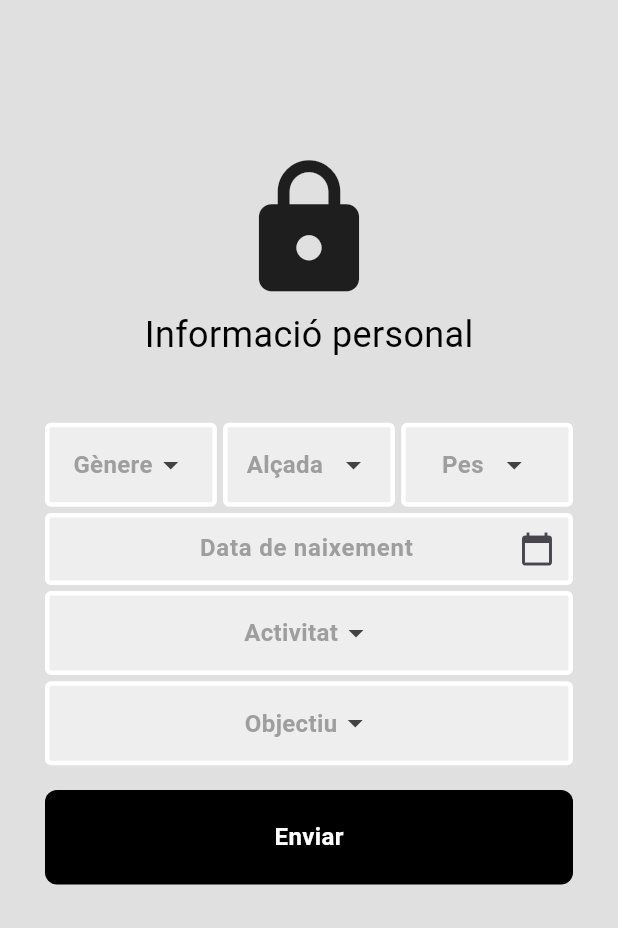
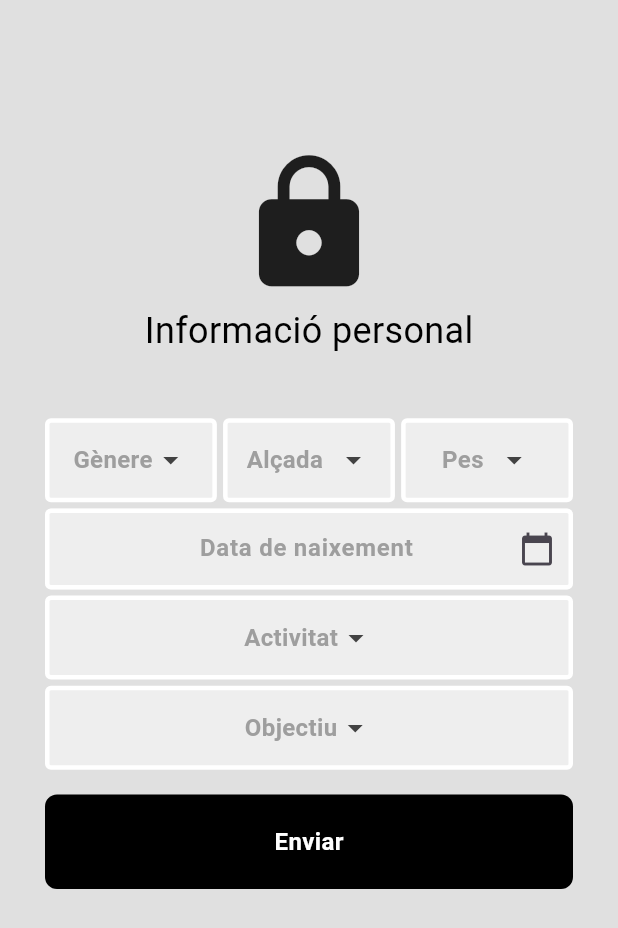
Before and after one commit to Eat-Lift/eat-lift-frontend, a Flutter app: the PersonalInfoPage screen opened directly, on a phone screen of 412 x 824 dp. Shown: the top 928 px of the screen. Run offline on Flutter 3.47's test engine with Material 3 defaults, Android fonts, the phone set to English and light mode, and no system bars; our stand-ins replace flutter_secure_storage, font_awesome_flutter, image_picker; accounts and stored records are empty.

Commit message:
Tasca 9: Arreglada excepció del widget personal_info

```diff
--- a/eatnlift/lib/main.dart
+++ b/eatnlift/lib/main.dart
@@ -1,4 +1,4 @@
-import 'package:eatnlift/pages/home.dart';
+import 'package:eatnlift/pages/user/home.dart';
 import 'package:flutter/material.dart';
 
 void main() {
--- a/eatnlift/lib/pages/home.dart
+++ b/eatnlift/lib/pages/user/home.dart
@@ -1,5 +1,5 @@
 import 'package:flutter/material.dart';
-import 'login.dart';
+import './login.dart';
 
 class HomePage extends StatelessWidget {
   const HomePage({super.key});
--- a/eatnlift/lib/pages/personal_info.dart
+++ b/eatnlift/lib/pages/user/personal_info.dart
@@ -1,13 +1,13 @@
 import 'package:flutter/material.dart';
 import 'package:intl/intl.dart';
 
-import '../custom_widgets/custom_button.dart';
-import '../custom_widgets/relative_sizedbox.dart';
-import '../custom_widgets/messages_box.dart';
-import '../custom_widgets/custom_dropdown.dart';
-import '../custom_widgets/custom_number_picker.dart';
+import '../../custom_widgets/custom_button.dart';
+import '../../custom_widgets/relative_sizedbox.dart';
+import '../../custom_widgets/messages_box.dart';
+import '../../custom_widgets/custom_dropdown.dart';
+import '../../custom_widgets/custom_number_picker.dart';
 
-import '../pages/nutritional_requirements.dart';
+import 'nutritional_requirements.dart';
 
 class PersonalInfoPage extends StatefulWidget {
   const PersonalInfoPage({super.key});
@@ -235,7 +235,6 @@
 
               Padding(
                 padding: const EdgeInsets.symmetric(horizontal: 30),
-                child: Expanded(
                 child: TextField(
                   textAlign: TextAlign.center,
                   style: TextStyle(fontWeight: FontWeight.bold),
@@ -258,13 +257,13 @@
                     filled: true,
                     hintText: "Data de naixement",
                     hintStyle: TextStyle(color: Colors.grey[500]),
-                      contentPadding: const EdgeInsets.symmetric(horizontal: 45),
+                    contentPadding: const EdgeInsets.symmetric(horizontal: 45, vertical: 15),
                   ),
                   readOnly: true,
                   onTap: () => pickDate(context),
                 ),
               ),
-              ),
+
 
               RelativeSizedBox(height: 0.5),
 
--- a/eatnlift/lib/pages/recover_password.dart
+++ b/eatnlift/lib/pages/user/recover_password.dart
@@ -1,7 +1,7 @@
 import 'package:flutter/material.dart';
-import '../custom_widgets/custom_textfield.dart';
-import '../custom_widgets/custom_button.dart';
-import '../custom_widgets/relative_sizedbox.dart';
+import '../../custom_widgets/custom_textfield.dart';
+import '../../custom_widgets/custom_button.dart';
+import '../../custom_widgets/relative_sizedbox.dart';
 import 'reset_password.dart';
 
 class RecoverPasswordPage extends StatelessWidget {
--- a/eatnlift/lib/pages/user.dart
+++ b/eatnlift/lib/pages/user/user.dart
@@ -1,7 +1,7 @@
 import 'package:flutter/material.dart';
 
-import '../services/api_user_service.dart';
-import '../services/session_storage.dart';
+import '../../services/api_user_service.dart';
+import '../../services/session_storage.dart';
 
 class UserPage extends StatefulWidget {
   const UserPage({super.key});
```
Also changed, not shown: eatnlift/lib/pages/user/login.dart (renamed from eatnlift/lib/pages/login.dart, +8 -8 lines), eatnlift/lib/pages/user/nutritional_requirements.dart (renamed from eatnlift/lib/pages/nutritional_requirements.dart, +14 -10 lines), eatnlift/lib/pages/user/reset_password.dart (renamed from eatnlift/lib/pages/reset_password.dart, +4 -4 lines), eatnlift/lib/pages/user/signin.dart (renamed from eatnlift/lib/pages/signin.dart, +7 -7 lines). Lines whose indentation alone changed are shown as unchanged.
